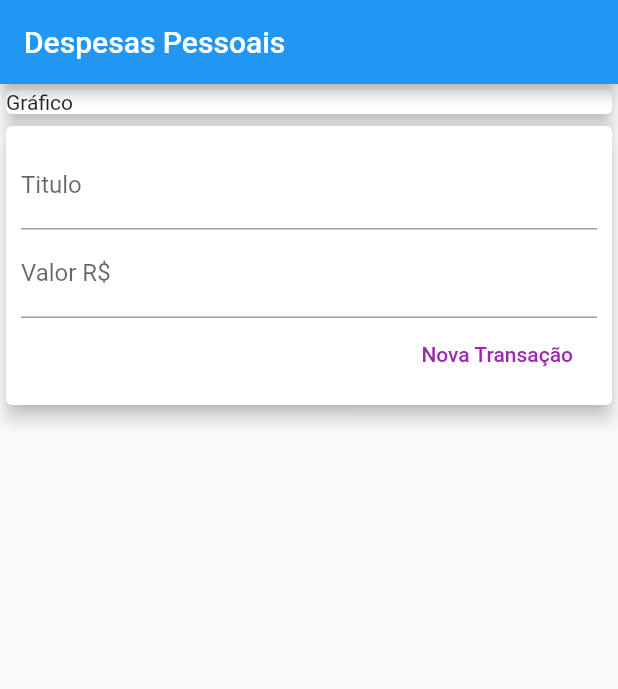
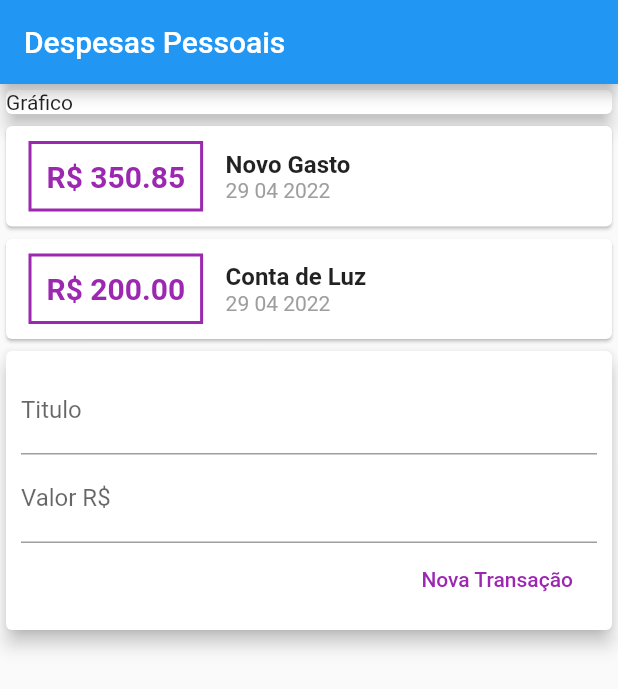
Before and after one commit to LucasWMedeiros/ProjetoGastosPessoais, a Flutter app: the screen it shows after launch, on a phone screen of 412 x 824 dp. Shown: the top 689 px of the screen. Run offline on Flutter 3.47's test engine with Material 2 defaults, Android fonts, the phone set to English and light mode, and no system bars.

Commit message:
criando componente transaction_form

```diff
--- /dev/null
+++ b/lib/componentes/transaction_form.dart
@@ -0,0 +1,40 @@
+import 'package:flutter/material.dart';
+
+class TransactionForm extends StatelessWidget {
+  final valueController = TextEditingController();
+  final tittleController = TextEditingController();
+
+  @override
+  Widget build(BuildContext context) {
+    return Card(
+        elevation: 5,
+        child: Padding(
+          padding: const EdgeInsets.all(10),
+          child: Column(
+            // ignore: prefer_const_literals_to_create_immutables
+            children: [
+              TextField(
+                controller: tittleController,
+                decoration: InputDecoration(
+                  labelText: 'Titulo',
+                ),
+              ),
+              TextField(
+                controller: valueController,
+                decoration: InputDecoration(labelText: 'Valor R\$'),
+              ),
+              Row(
+                mainAxisAlignment: MainAxisAlignment.end,
+                children: [
+                  FlatButton(
+                    onPressed: () {},
+                    child: Text('Nova Transação'),
+                    textColor: Colors.purple,
+                  ),
+                ],
+              ),
+            ],
+          ),
+        ));
+  }
+}
--- a/lib/componentes/transaction_list.dart
+++ b/lib/componentes/transaction_list.dart
@@ -1,6 +1,7 @@
 // ignore_for_file: use_key_in_widget_constructors
 
 import 'package:flutter/material.dart';
+import 'package:intl/intl.dart';
 import 'package:projeto_gastos/model/transaction.dart';
 
 class TransactionList extends StatelessWidget {
@@ -12,6 +13,41 @@ class TransactionList extends StatelessWidget {
 
   @override
   Widget build(BuildContext context) {
-    return Container();
+    return Column(
+              children: transactions.map((tr) {
+                return Card(
+                  child: Row(children: [
+                    Container(
+                      margin:
+                          EdgeInsets.symmetric(horizontal: 15, vertical: 10),
+                      decoration: BoxDecoration(
+                          border: Border.all(color: Colors.purple, width: 2)),
+                      padding: EdgeInsets.all(10),
+                      child: Text(
+                        'R\$ ${tr.value.toStringAsFixed(2)}',
+                        style: TextStyle(
+                            fontWeight: FontWeight.bold,
+                            fontSize: 20,
+                            color: Colors.purple),
+                      ),
+                    ),
+                    Column(
+                      crossAxisAlignment: CrossAxisAlignment.start,
+                      children: [
+                        Text(
+                          tr.tittle,
+                          style: TextStyle(
+                              fontWeight: FontWeight.bold, fontSize: 16),
+                        ),
+                        Text(
+                          DateFormat('d MM y').format(tr.data),
+                          style: TextStyle(color: Colors.grey),
+                        )
+                      ],
+                    )
+                  ]),
+                );
+              }).toList(),
+            );;
   }
 }
--- a/lib/main.dart
+++ b/lib/main.dart
@@ -2,6 +2,7 @@
 
 import 'package:flutter/material.dart';
 import 'package:intl/intl.dart';
+import 'package:projeto_gastos/componentes/transaction_form.dart';
 import 'package:projeto_gastos/componentes/transaction_list.dart';
 import 'package:projeto_gastos/model/transaction.dart';
 
@@ -17,8 +18,7 @@ class ExpansesApp extends StatelessWidget {
 }
 
 class MyHomePage extends StatelessWidget {
-  final valueController = TextEditingController();
-  final tittleController = TextEditingController();
+
 
   final _transaction = [
     Transaction(
@@ -44,37 +44,7 @@ class MyHomePage extends StatelessWidget {
               ),
             ),
             TransactionList(_transaction),
-            Card(
-              elevation: 5,
-              child: Padding(
-                padding: const EdgeInsets.all(10),
-                child: Column(
-                  // ignore: prefer_const_literals_to_create_immutables
-                  children: [
-                    TextField(
-                      controller: tittleController,
-                      decoration: InputDecoration(
-                        labelText: 'Titulo',
-                      ),
-                    ),
-                    TextField(
-                      controller: valueController,
-                      decoration: InputDecoration(labelText: 'Valor R\$'),
-                    ),
-                    Row(
-                      mainAxisAlignment: MainAxisAlignment.end,
-                      children: [
-                        FlatButton(
-                          onPressed: () {},
-                          child: Text('Nova Transação'),
-                          textColor: Colors.purple,
-                        ),
-                      ],
-                    ),
-                  ],
-                ),
-              ),
-            ),
+            TransactionForm()
           ],
         ));
   }
```
